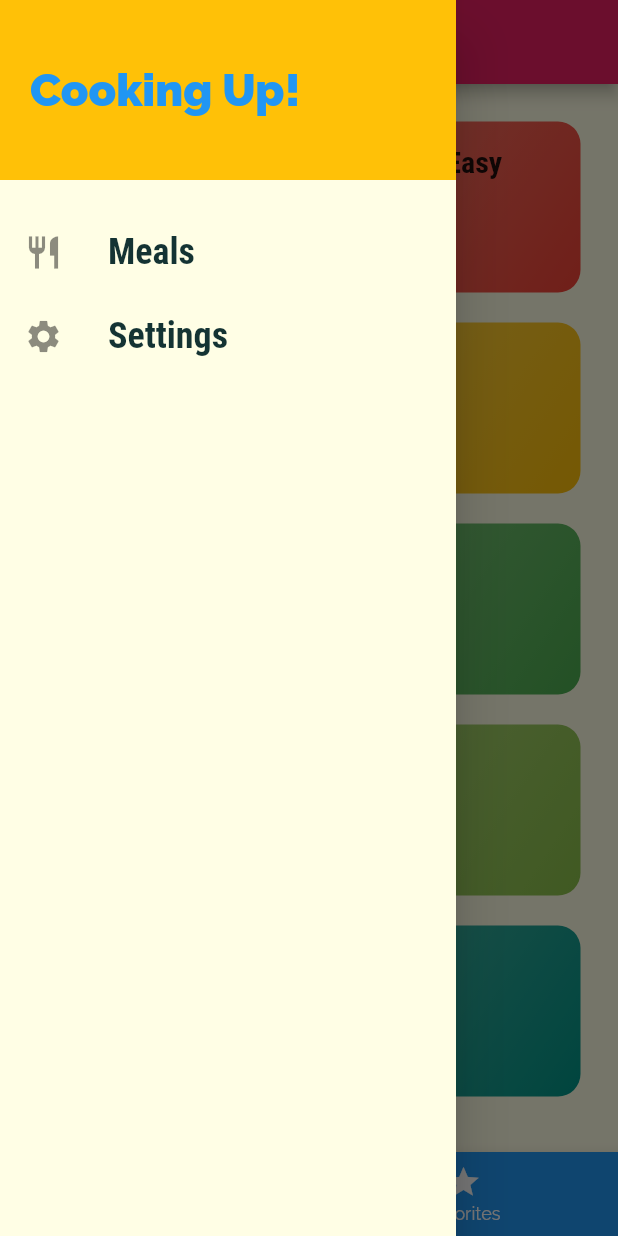
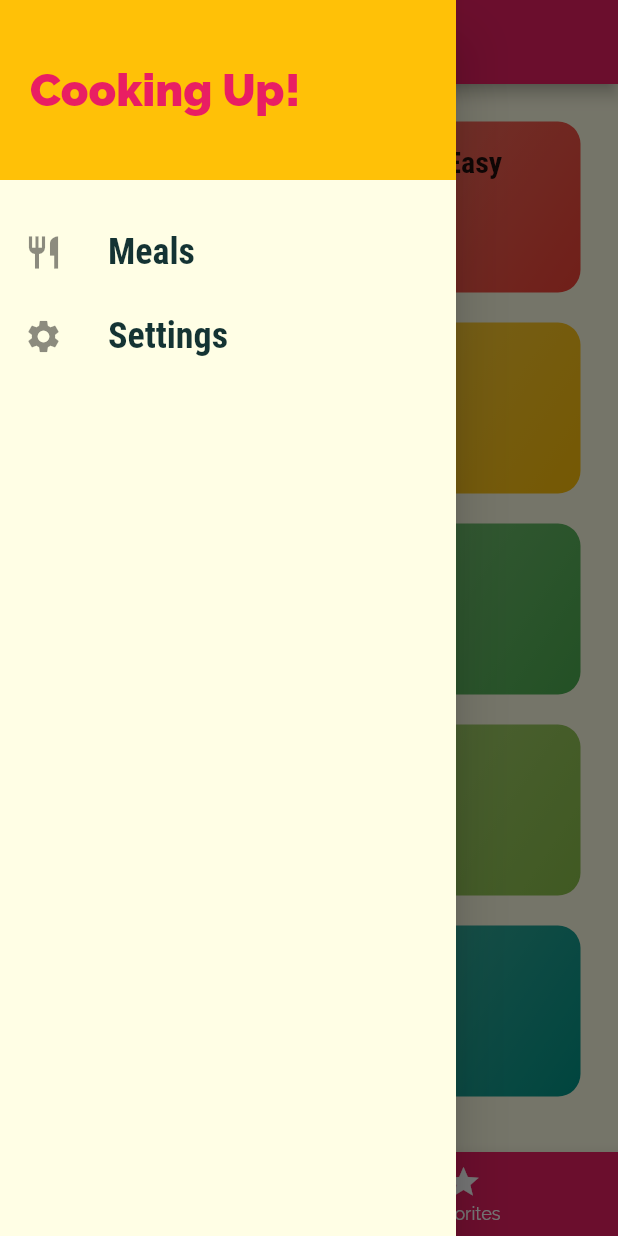
Before and after one commit to BulcsuFarmasi/delimeals_app, a Flutter app: the screen it shows after launch, with the side drawer open, on a phone screen of 412 x 824 dp. Run offline on Flutter 3.47's test engine with Material 2 defaults, Android fonts, the phone set to English and light mode, and no system bars.

Commit message:
refactor of variables and final properties

```diff
--- a/lib/screens/tabs_screen.dart
+++ b/lib/screens/tabs_screen.dart
@@ -44,7 +44,7 @@ class _TabsScreenState extends State<TabsScreen> {
       drawer: MainDrawer(),
       body: _pages[_selectedPageIndex]['page'] as Widget?,
       bottomNavigationBar: BottomNavigationBar(
-        backgroundColor: theme.primaryColor,
+        backgroundColor: theme.colorScheme.primary,
         selectedItemColor: theme.colorScheme.secondary,
         unselectedItemColor: Colors.white,
         onTap: _selectPage,
--- a/lib/widgets/category_item.dart
+++ b/lib/widgets/category_item.dart
@@ -22,7 +22,7 @@ class CategoryItem extends StatelessWidget {
       onTap: () {
         selectCategory(context);
       },
-      splashColor: theme.primaryColor,
+      splashColor: theme.colorScheme.primary,
       borderRadius: BorderRadius.circular(15),
       child: Container(
         padding: const EdgeInsets.all(15),
--- a/lib/widgets/main_drawer.dart
+++ b/lib/widgets/main_drawer.dart
@@ -39,7 +39,7 @@ class MainDrawer extends StatelessWidget {
               style: TextStyle(
                 fontWeight: FontWeight.w900,
                 fontSize: 30,
-                color: theme.primaryColor,
+                color: theme.colorScheme.primary,
               ),
             ),
           ),
```
